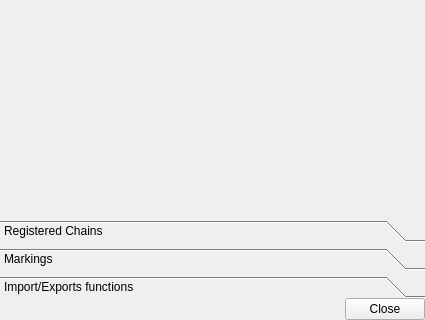
Qt form gui/settingsdialog.ui (nccgroup/pip3line) before a commit; both pictures show x 0 to 425 and y 243 to 563 of the 425 by 563 pixel window.
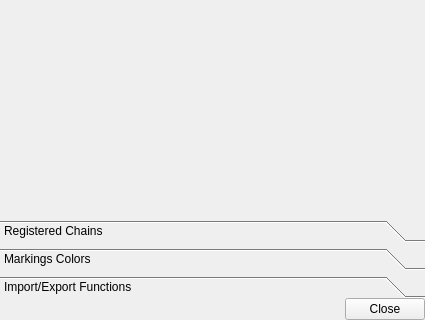
The same form after that commit. The open tabs and pages were chosen to show the change. Icons and pictures are not drawn. Custom widgets are drawn as their Qt base class.

Commit message: Minor gui updates Removed SHA-0 from the OpenSSL plugin (Richard T)

```diff
--- a/gui/settingsdialog.ui
+++ b/gui/settingsdialog.ui
@@ -417,7 +417,7 @@
        </rect>
       </property>
       <attribute name="label">
-       <string>Markings</string>
+       <string>Markings Colors</string>
       </attribute>
       <layout class="QVBoxLayout" name="verticalLayout_15">
        <property name="spacing">
@@ -496,7 +496,7 @@
        </rect>
       </property>
       <attribute name="label">
-       <string>Import/Exports functions</string>
+       <string>Import/Export Functions</string>
       </attribute>
       <layout class="QVBoxLayout" name="verticalLayout_16">
        <property name="spacing">
```
Left out of the diff: 12 changed lines with no effect on the pictures. The commit also changes 3 other files.
